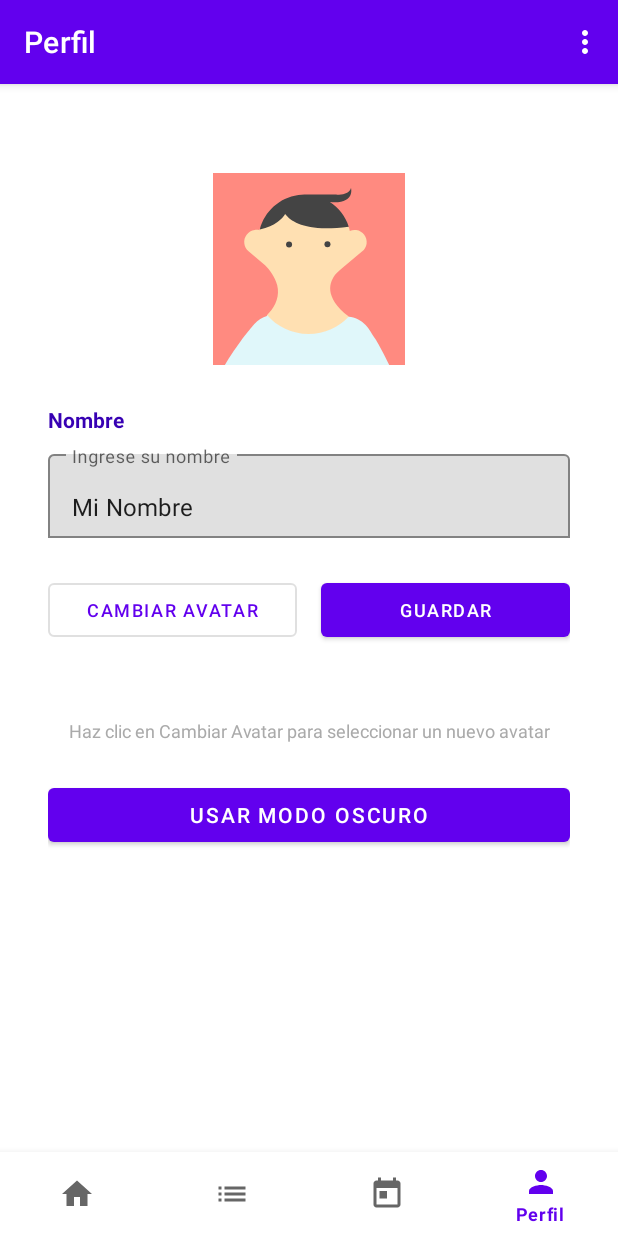
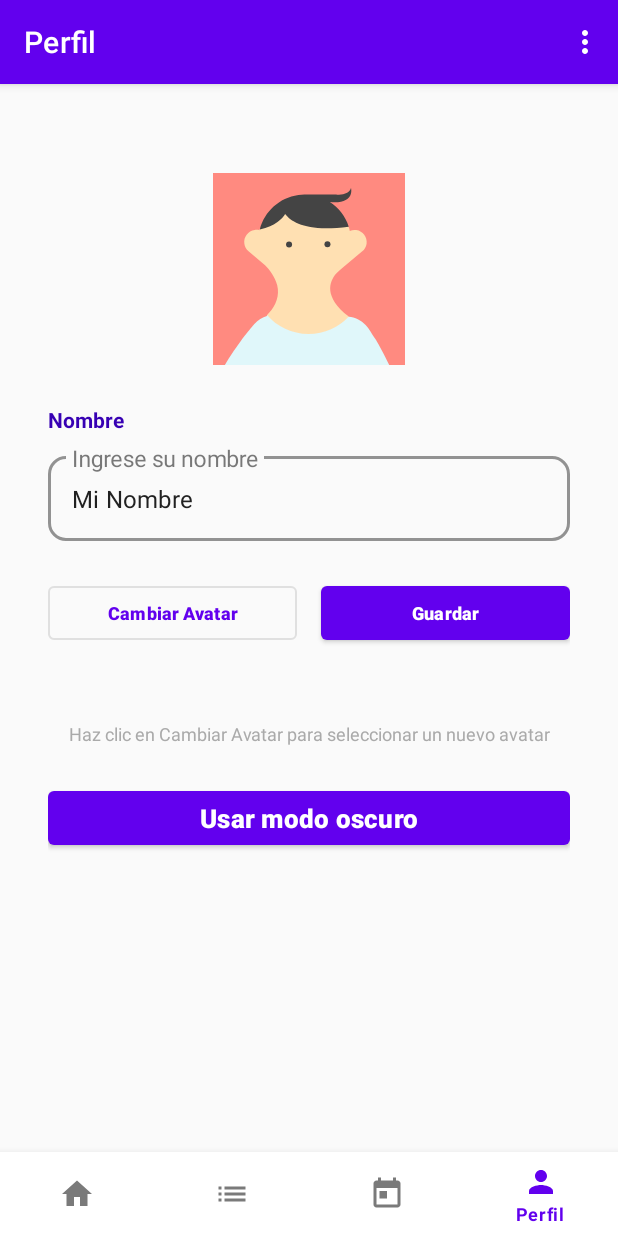
Before and after one commit to Tyrf1ng/Proyecto-Final-Kotlin, an Android app: the screen it shows after launch (MainActivity), item 4 of the bottom bar chosen, on a phone screen of 412 x 824 dp. Run offline under Robolectric (Android 15) with nearby library versions, the phone set to English and light mode, and no system bars; our stand-ins replace Room's generated code, navigation-ui; 6 statements that could not run were skipped.

Commit message:
style: implementar sistema de diseño completo con Material Design 3

```diff
--- a/app/src/main/res/values-night/themes.xml
+++ b/app/src/main/res/values-night/themes.xml
@@ -1,16 +1,44 @@
 <resources xmlns:tools="http://schemas.android.com/tools">
-    <!-- Base application theme. -->
+    <!-- Tema base de la aplicación - Modo Oscuro -->
     <style name="Theme.Shoptimize" parent="Theme.MaterialComponents.DayNight.DarkActionBar">
-        <!-- Primary brand color. -->
-        <item name="colorPrimary">@color/purple_200</item>
-        <item name="colorPrimaryVariant">@color/purple_700</item>
+        <!-- Colores primarios -->
+        <item name="colorPrimary">@color/primary_light</item>
+        <item name="colorPrimaryVariant">@color/primary</item>
         <item name="colorOnPrimary">@color/black</item>
-        <!-- Secondary brand color. -->
-        <item name="colorSecondary">@color/teal_200</item>
-        <item name="colorSecondaryVariant">@color/teal_200</item>
+
+        <!-- Colores secundarios -->
+        <item name="colorSecondary">@color/secondary_light</item>
+        <item name="colorSecondaryVariant">@color/secondary</item>
         <item name="colorOnSecondary">@color/black</item>
-        <!-- Status bar color. -->
-        <item name="android:statusBarColor">?attr/colorPrimaryVariant</item>
-        <!-- Customize your theme here. -->
+
+        <!-- Colores de superficie -->
+        <item name="android:colorBackground">@color/background_dark</item>
+        <item name="colorSurface">@color/surface_dark</item>
+        <item name="colorOnSurface">@color/text_primary_dark</item>
+        <item name="colorOnBackground">@color/text_primary_dark</item>
+
+        <!-- Estado de barra de estado y navegación -->
+        <item name="android:statusBarColor">@color/surface_dark</item>
+        <item name="android:navigationBarColor">@color/surface_dark</item>
+        <item name="android:windowLightStatusBar">false</item>
+        <item name="android:windowLightNavigationBar" tools:targetApi="o_mr1">false</item>
+
+        <!-- Colores de error -->
+        <item name="colorError">@color/error</item>
+        <item name="colorOnError">@color/black</item>
+
+        <!-- Estilos de texto por defecto -->
+        <item name="android:textColorPrimary">@color/text_primary_dark</item>
+        <item name="android:textColorSecondary">@color/text_secondary_dark</item>
+        <item name="android:textColorHint">@color/text_hint_dark</item>
+
+        <!-- Material Components -->
+        <item name="textInputStyle">@style/Widget.Shoptimize.TextInputLayout</item>
+        <item name="materialButtonStyle">@style/Widget.Shoptimize.Button</item>
+        <item name="floatingActionButtonStyle">@style/Widget.Shoptimize.FloatingActionButton</item>
+        <item name="materialCardViewStyle">@style/Widget.Shoptimize.CardView</item>
+
+        <!-- Ripple -->
+        <item name="colorControlHighlight">@color/ripple_dark</item>
     </style>
 </resources>
--- a/app/src/main/res/values/colors.xml
+++ b/app/src/main/res/values/colors.xml
@@ -1,5 +1,6 @@
 <?xml version="1.0" encoding="utf-8"?>
 <resources>
+    <!-- Paleta principal Shoptimize - Morado/Púrpura -->
     <color name="purple_200">#FFBB86FC</color>
     <color name="purple_500">#FF6200EE</color>
     <color name="purple_700">#FF3700B3</color>
@@ -7,4 +8,51 @@
     <color name="teal_700">#FF018786</color>
     <color name="black">#FF000000</color>
     <color name="white">#FFFFFFFF</color>
+
+    <!-- Colores principales -->
+    <color name="primary">@color/purple_500</color>
+    <color name="primary_dark">@color/purple_700</color>
+    <color name="primary_light">@color/purple_200</color>
+    <color name="primary_variant">#9C27B0</color>
+
+    <!-- Colores secundarios - Teal -->
+    <color name="secondary">@color/teal_200</color>
+    <color name="secondary_dark">@color/teal_700</color>
+    <color name="secondary_light">#80CBC4</color>
+
+    <!-- Backgrounds - Modo claro -->
+    <color name="background_light">#FAFAFA</color>
+    <color name="surface_light">#FFFFFF</color>
+    <color name="surface_variant_light">#F5F5F5</color>
+
+    <!-- Backgrounds - Modo oscuro -->
+    <color name="background_dark">#121212</color>
+    <color name="surface_dark">#1E1E1E</color>
+    <color name="surface_variant_dark">#2C2C2C</color>
+
+    <!-- Texto - Modo claro -->
+    <color name="text_primary_light">#212121</color>
+    <color name="text_secondary_light">#757575</color>
+    <color name="text_hint_light">#BDBDBD</color>
+
+    <!-- Texto - Modo oscuro -->
+    <color name="text_primary_dark">#FFFFFF</color>
+    <color name="text_secondary_dark">#B0B0B0</color>
+    <color name="text_hint_dark">#666666</color>
+
+    <!-- Estados y feedback -->
+    <color name="success">#4CAF50</color>
+    <color name="warning">#FFC107</color>
+    <color name="error">#F44336</color>
+    <color name="info">#2196F3</color>
+
+    <!-- Overlays y sombras -->
+    <color name="overlay_light">#1A000000</color>
+    <color name="overlay_dark">#4D000000</color>
+    <color name="ripple_light">#1A000000</color>
+    <color name="ripple_dark">#33FFFFFF</color>
+
+    <!-- Divisores -->
+    <color name="divider_light">#E0E0E0</color>
+    <color name="divider_dark">#373737</color>
 </resources>
--- /dev/null
+++ b/app/src/main/res/values/styles.xml
@@ -0,0 +1,210 @@
+<?xml version="1.0" encoding="utf-8"?>
+<resources>
+    <!-- ======================== -->
+    <!-- ESTILOS DE TEXTO -->
+    <!-- ======================== -->
+
+    <!-- Headlines - Títulos principales más grandes y visibles -->
+    <style name="TextAppearance.Shoptimize.Headline1" parent="TextAppearance.MaterialComponents.Headline4">
+        <item name="android:textSize">34sp</item>
+        <item name="android:textStyle">bold</item>
+        <item name="android:textColor">?attr/colorOnSurface</item>
+        <item name="android:letterSpacing">-0.01</item>
+    </style>
+
+    <style name="TextAppearance.Shoptimize.Headline2" parent="TextAppearance.MaterialComponents.Headline5">
+        <item name="android:textSize">28sp</item>
+        <item name="android:textStyle">bold</item>
+        <item name="android:textColor">?attr/colorOnSurface</item>
+        <item name="android:letterSpacing">0</item>
+    </style>
+
+    <style name="TextAppearance.Shoptimize.Headline3" parent="TextAppearance.MaterialComponents.Headline6">
+        <item name="android:textSize">22sp</item>
+        <item name="android:textStyle">bold</item>
+        <item name="android:textColor">?attr/colorOnSurface</item>
+    </style>
+
+    <!-- Subtítulos -->
+    <style name="TextAppearance.Shoptimize.Subtitle1" parent="TextAppearance.MaterialComponents.Subtitle1">
+        <item name="android:textSize">18sp</item>
+        <item name="android:textStyle">bold</item>
+        <item name="android:textColor">?attr/colorOnSurface</item>
+    </style>
+
+    <style name="TextAppearance.Shoptimize.Subtitle2" parent="TextAppearance.MaterialComponents.Subtitle2">
+        <item name="android:textSize">16sp</item>
+        <item name="android:textStyle">bold</item>
+        <item name="android:textColor">?attr/colorOnSurface</item>
+    </style>
+
+    <!-- Body Text - Más grande para mejor legibilidad -->
+    <style name="TextAppearance.Shoptimize.Body1" parent="TextAppearance.MaterialComponents.Body1">
+        <item name="android:textSize">17sp</item>
+        <item name="android:textColor">?attr/colorOnSurface</item>
+        <item name="android:lineSpacingExtra">2sp</item>
+    </style>
+
+    <style name="TextAppearance.Shoptimize.Body2" parent="TextAppearance.MaterialComponents.Body2">
+        <item name="android:textSize">15sp</item>
+        <item name="android:textColor">?android:textColorSecondary</item>
+        <item name="android:lineSpacingExtra">2sp</item>
+    </style>
+
+    <!-- Captions - Más visible que antes -->
+    <style name="TextAppearance.Shoptimize.Caption" parent="TextAppearance.MaterialComponents.Caption">
+        <item name="android:textSize">13sp</item>
+        <item name="android:textColor">?android:textColorSecondary</item>
+    </style>
+
+    <!-- Texto de precio - Más prominente -->
+    <style name="TextAppearance.Shoptimize.Price" parent="TextAppearance.MaterialComponents.Headline6">
+        <item name="android:textSize">20sp</item>
+        <item name="android:textStyle">bold</item>
+        <item name="android:textColor">@color/success</item>
+    </style>
+
+    <!-- Texto de precio grande para destacados -->
+    <style name="TextAppearance.Shoptimize.Price.Large">
+        <item name="android:textSize">24sp</item>
+    </style>
+
+    <!-- ======================== -->
+    <!-- COMPONENTES MATERIAL -->
+    <!-- ======================== -->
+
+    <!-- TextInputLayout - Diseño moderno y visible -->
+    <style name="Widget.Shoptimize.TextInputLayout" parent="Widget.MaterialComponents.TextInputLayout.OutlinedBox">
+        <item name="boxStrokeColor">?attr/colorPrimary</item>
+        <item name="boxStrokeWidth">2dp</item>
+        <item name="boxStrokeErrorColor">@color/error</item>
+        <item name="hintTextColor">?attr/colorPrimary</item>
+        <item name="boxCornerRadiusTopStart">12dp</item>
+        <item name="boxCornerRadiusTopEnd">12dp</item>
+        <item name="boxCornerRadiusBottomStart">12dp</item>
+        <item name="boxCornerRadiusBottomEnd">12dp</item>
+        <item name="android:textSize">16sp</item>
+        <item name="hintTextAppearance">@style/TextAppearance.Shoptimize.Body2</item>
+    </style>
+
+    <style name="Widget.Shoptimize.TextInputLayout.Dense" parent="Widget.MaterialComponents.TextInputLayout.OutlinedBox.Dense">
+        <item name="boxStrokeColor">?attr/colorPrimary</item>
+        <item name="boxStrokeWidth">2dp</item>
+        <item name="hintTextColor">?attr/colorPrimary</item>
+        <item name="boxCornerRadiusTopStart">12dp</item>
+        <item name="boxCornerRadiusTopEnd">12dp</item>
+        <item name="boxCornerRadiusBottomStart">12dp</item>
+        <item name="boxCornerRadiusBottomEnd">12dp</item>
+    </style>
+
+    <!-- EditText dentro de TextInputLayout -->
+    <style name="Widget.Shoptimize.EditText" parent="Widget.MaterialComponents.TextInputEditText.OutlinedBox">
+        <item name="android:textSize">16sp</item>
+        <item name="android:textColor">?attr/colorOnSurface</item>
+        <item name="android:paddingTop">16dp</item>
+        <item name="android:paddingBottom">16dp</item>
+    </style>
+
+    <!-- Buttons - Más grandes y visibles -->
+    <style name="Widget.Shoptimize.Button" parent="Widget.MaterialComponents.Button">
+        <item name="cornerRadius">12dp</item>
+        <item name="android:textAllCaps">false</item>
+        <item name="android:textSize">17sp</item>
+        <item name="android:textStyle">bold</item>
+        <item name="android:paddingTop">14dp</item>
+        <item name="android:paddingBottom">14dp</item>
+        <item name="android:paddingStart">24dp</item>
+        <item name="android:paddingEnd">24dp</item>
+        <item name="android:minHeight">56dp</item>
+        <item name="android:letterSpacing">0.01</item>
+    </style>
+
+    <style name="Widget.Shoptimize.Button.Outlined" parent="Widget.MaterialComponents.Button.OutlinedButton">
+        <item name="cornerRadius">12dp</item>
+        <item name="strokeWidth">2dp</item>
+        <item name="android:textAllCaps">false</item>
+        <item name="android:textSize">17sp</item>
+        <item name="android:textStyle">bold</item>
+        <item name="android:paddingTop">14dp</item>
+        <item name="android:paddingBottom">14dp</item>
+        <item name="android:paddingStart">24dp</item>
+        <item name="android:paddingEnd">24dp</item>
+        <item name="android:minHeight">56dp</item>
+    </style>
+
+    <style name="Widget.Shoptimize.Button.Text" parent="Widget.MaterialComponents.Button.TextButton">
+        <item name="cornerRadius">12dp</item>
+        <item name="android:textAllCaps">false</item>
+        <item name="android:textSize">16sp</item>
+        <item name="android:textStyle">bold</item>
+        <item name="android:minHeight">48dp</item>
+    </style>
+
+    <!-- FloatingActionButton -->
+    <style name="Widget.Shoptimize.FloatingActionButton" parent="Widget.MaterialComponents.FloatingActionButton">
+        <item name="tint">@color/white</item>
+        <item name="backgroundTint">?attr/colorSecondary</item>
+        <item name="elevation">6dp</item>
+        <item name="pressedTranslationZ">12dp</item>
+    </style>
+
+    <!-- CardView -->
+    <style name="Widget.Shoptimize.CardView" parent="Widget.MaterialComponents.CardView">
+        <item name="cardCornerRadius">12dp</item>
+        <item name="cardElevation">4dp</item>
+        <item name="cardBackgroundColor">?attr/colorSurface</item>
+        <item name="contentPadding">16dp</item>
+        <item name="rippleColor">?attr/colorControlHighlight</item>
+    </style>
+
+    <style name="Widget.Shoptimize.CardView.Elevated" parent="Widget.Shoptimize.CardView">
+        <item name="cardElevation">8dp</item>
+    </style>
+
+    <!-- ======================== -->
+    <!-- ESTILOS ESPECÍFICOS -->
+    <!-- ======================== -->
+
+    <!-- Item de lista -->
+    <style name="Widget.Shoptimize.ItemCard" parent="Widget.Shoptimize.CardView">
+        <item name="cardCornerRadius">16dp</item>
+        <item name="cardElevation">2dp</item>
+        <item name="android:layout_margin">8dp</item>
+        <item name="contentPadding">12dp</item>
+    </style>
+
+    <!-- Imagen de avatar circular -->
+    <style name="Widget.Shoptimize.Avatar" parent="">
+        <item name="shapeAppearanceOverlay">@style/ShapeAppearance.Shoptimize.Circle</item>
+    </style>
+
+    <!-- ======================== -->
+    <!-- SHAPE APPEARANCES -->
+    <!-- ======================== -->
+
+    <style name="ShapeAppearance.Shoptimize.Circle" parent="">
+        <item name="cornerFamily">rounded</item>
+        <item name="cornerSize">50%</item>
+    </style>
+
+    <style name="ShapeAppearance.Shoptimize.MediumComponent" parent="">
+        <item name="cornerFamily">rounded</item>
+        <item name="cornerSize">12dp</item>
+    </style>
+
+    <style name="ShapeAppearance.Shoptimize.Rounded" parent="">
+        <item name="cornerFamily">rounded</item>
+        <item name="cornerSize">12dp</item>
+    </style>
+
+    <!-- ======================== -->
+    <!-- DIVISORES -->
+    <!-- ======================== -->
+
+    <style name="Divider">
+        <item name="android:layout_width">match_parent</item>
+        <item name="android:layout_height">1dp</item>
+        <item name="android:background">?android:attr/listDivider</item>
+    </style>
+
+</resources>
--- a/app/src/main/res/values/themes.xml
+++ b/app/src/main/res/values/themes.xml
@@ -1,17 +1,45 @@
 <resources xmlns:tools="http://schemas.android.com/tools">
-    <!-- Base application theme. -->
+    <!-- Tema base de la aplicación - Modo Claro -->
     <style name="Theme.Shoptimize" parent="Theme.MaterialComponents.DayNight.DarkActionBar">
-        <!-- Primary brand color. -->
-        <item name="colorPrimary">@color/purple_500</item>
-        <item name="colorPrimaryVariant">@color/purple_700</item>
+        <!-- Colores primarios -->
+        <item name="colorPrimary">@color/primary</item>
+        <item name="colorPrimaryVariant">@color/primary_dark</item>
         <item name="colorOnPrimary">@color/white</item>
-        <!-- Secondary brand color. -->
-        <item name="colorSecondary">@color/teal_200</item>
-        <item name="colorSecondaryVariant">@color/teal_700</item>
-        <item name="colorOnSecondary">@color/black</item>
-        <!-- Status bar color. -->
+
+        <!-- Colores secundarios -->
+        <item name="colorSecondary">@color/secondary</item>
+        <item name="colorSecondaryVariant">@color/secondary_dark</item>
+        <item name="colorOnSecondary">@color/white</item>
+
+        <!-- Colores de superficie -->
+        <item name="android:colorBackground">@color/background_light</item>
+        <item name="colorSurface">@color/surface_light</item>
+        <item name="colorOnSurface">@color/text_primary_light</item>
+        <item name="colorOnBackground">@color/text_primary_light</item>
+
+        <!-- Estado de barra de estado y navegación -->
         <item name="android:statusBarColor">?attr/colorPrimaryVariant</item>
-        <!-- Customize your theme here. -->
+        <item name="android:navigationBarColor">@color/surface_light</item>
+        <item name="android:windowLightStatusBar">false</item>
+        <item name="android:windowLightNavigationBar" tools:targetApi="o_mr1">true</item>
+
+        <!-- Colores de error -->
+        <item name="colorError">@color/error</item>
+        <item name="colorOnError">@color/white</item>
+
+        <!-- Estilos de texto por defecto -->
+        <item name="android:textColorPrimary">@color/text_primary_light</item>
+        <item name="android:textColorSecondary">@color/text_secondary_light</item>
+        <item name="android:textColorHint">@color/text_hint_light</item>
+
+        <!-- Material Components -->
+        <item name="textInputStyle">@style/Widget.Shoptimize.TextInputLayout</item>
+        <item name="materialButtonStyle">@style/Widget.Shoptimize.Button</item>
+        <item name="floatingActionButtonStyle">@style/Widget.Shoptimize.FloatingActionButton</item>
+        <item name="materialCardViewStyle">@style/Widget.Shoptimize.CardView</item>
+
+        <!-- Ripple -->
+        <item name="colorControlHighlight">@color/ripple_light</item>
     </style>
 
     <style name="Theme.Shoptimize.NoActionBar">
@@ -19,7 +47,7 @@
         <item name="windowNoTitle">true</item>
     </style>
 
-    <style name="Theme.Shoptimize.AppBarOverlay" parent="ThemeOverlay.AppCompat.Dark.ActionBar" />
+    <style name="Theme.Shoptimize.AppBarOverlay" parent="ThemeOverlay.MaterialComponents.Dark.ActionBar" />
 
-    <style name="Theme.Shoptimize.PopupOverlay" parent="ThemeOverlay.AppCompat.Light" />
+    <style name="Theme.Shoptimize.PopupOverlay" parent="ThemeOverlay.MaterialComponents.Light" />
 </resources>
```
